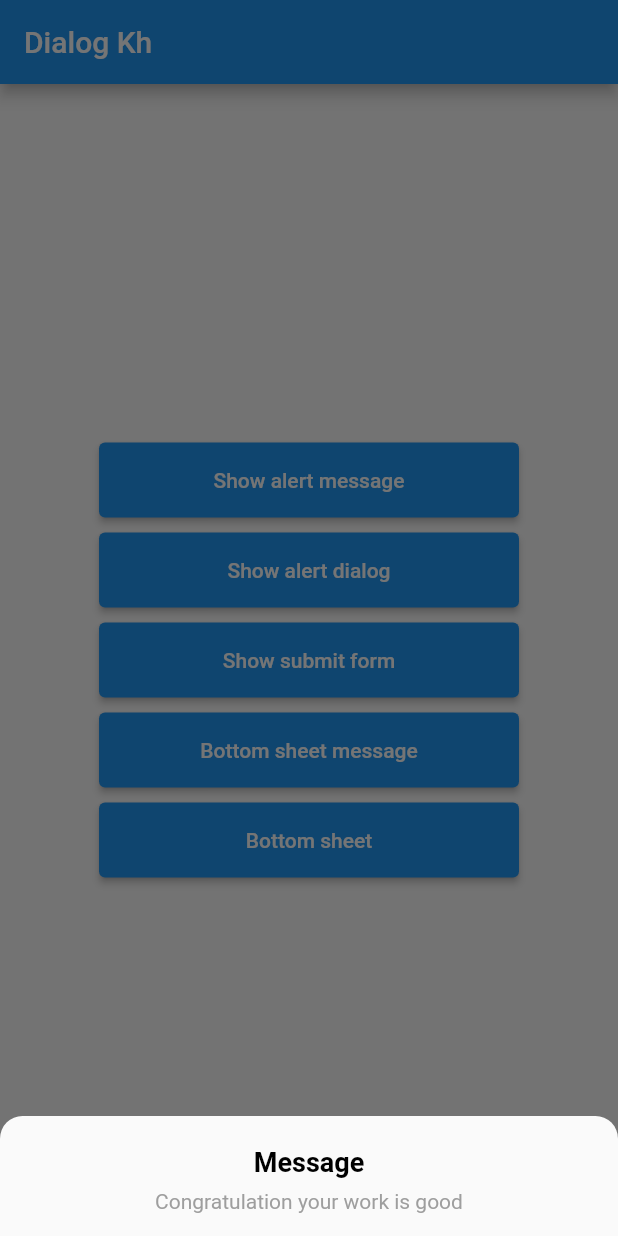
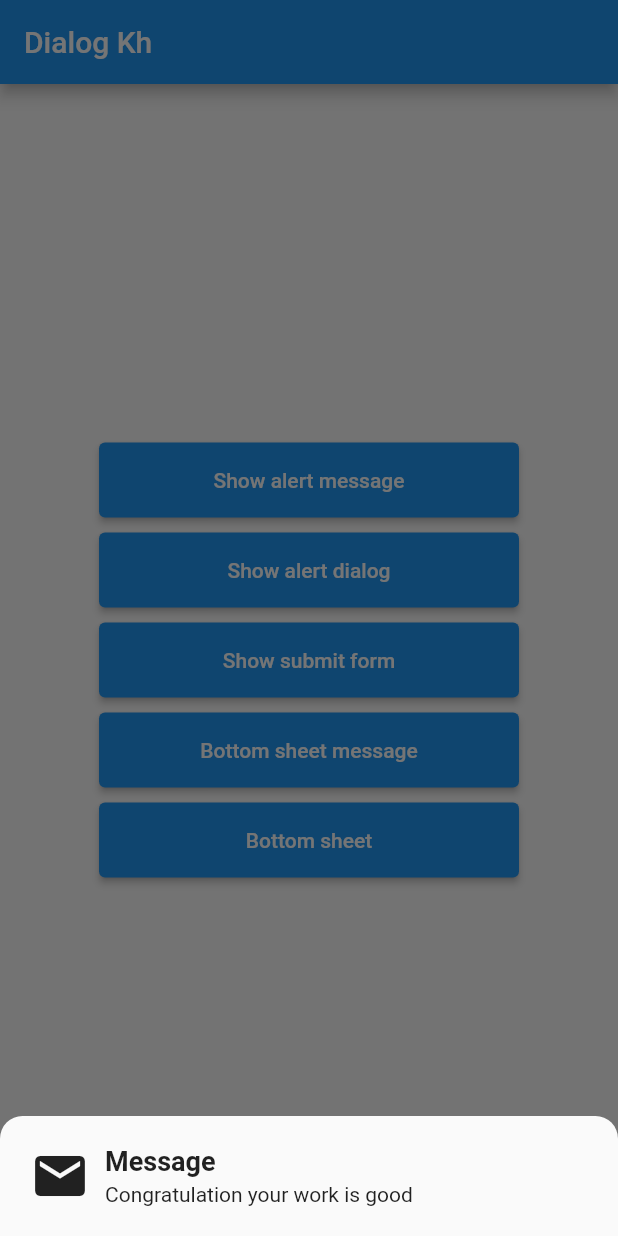
Before and after one commit to vanndev/dialog_kh, a Flutter app: the screen it shows after launch, after a tap on "Bottom sheet message", on a phone screen of 412 x 824 dp. Run offline on Flutter 3.47's test engine with Material 2 defaults, Android fonts, the phone set to English and light mode, and no system bars; missing offline and left inert: art_buttons_kh.

Commit message:
update read me

```diff
--- a/example/lib/main.dart
+++ b/example/lib/main.dart
@@ -137,12 +137,12 @@ class _MyHomePageState extends State<MyHomePage> {
               child: ElevatedButton(
                 child: const Text('Bottom sheet message'),
                 onPressed: () {
-                  DialogKh.bottomSheetKh(
+                  DialogKh.messageKh(
                     context: context,
-                    height: 80,
                     radius: 15,
                     title: "Message",
                     description: "Congratulation your work is good",
+                    leading: const Icon(Icons.email, size: 40),
                   );
                 },
               ),
--- a/lib/dialog_kh.dart
+++ b/lib/dialog_kh.dart
@@ -159,6 +159,57 @@ class DialogKh {
     });
   }
 
+  static Future<dynamic> messageKh({
+    required BuildContext context,
+    double? radius,
+    String? title,
+    Color? titleColor,
+    String? description,
+    Color? descColor,
+    String? fontFamily,
+    Widget? leading,
+    Widget? trailing,
+  }) async {
+    showModalBottomSheet(
+      context: context,
+      shape: RoundedRectangleBorder(
+        borderRadius: BorderRadius.only(
+          topRight: Radius.circular(radius ?? 20),
+          topLeft: Radius.circular(radius ?? 20),
+        ),
+      ),
+      builder: (context) {
+        return Container(
+          height: 80,
+          padding: const EdgeInsets.symmetric(horizontal: 20),
+          child: Row(
+            children: [
+              leading ?? Container(),
+              const SizedBox(width: 10),
+              Column(
+                mainAxisAlignment: MainAxisAlignment.center,
+                crossAxisAlignment: CrossAxisAlignment.start,
+                children: [
+                  Text(
+                    title ?? 'Success',
+                    style: TextStyle(fontSize: 18, fontWeight: FontWeight.w600, color: titleColor, fontFamily: fontFamily),
+                  ),
+                  const SizedBox(height: 4),
+                  Text(
+                    description ?? 'Your request successfully',
+                    style: TextStyle(fontSize: 14, fontWeight: FontWeight.w400, color: descColor, fontFamily: fontFamily),
+                  ),
+                ],
+              ),
+              const SizedBox(width: 10),
+              trailing ?? Container(),
+            ],
+          ),
+        );
+      },
+    );
+  }
+
   static Future<dynamic> bottomSheetKh({
     required BuildContext context,
     double? height,
@@ -188,25 +239,9 @@ class DialogKh {
         ),
       ),
       builder: (context) {
-        return Container(
-          height: height ?? 70.00,
-          padding: (height ?? 0) < 70 ? const EdgeInsets.symmetric(horizontal: 20) : null,
-          child: (height ?? 0) < 70
-              ? Column(
-                  mainAxisAlignment: MainAxisAlignment.center,
-                  crossAxisAlignment: CrossAxisAlignment.start,
-                  children: [
-                    Text(
-                      title ?? 'Success',
-                      style: TextStyle(fontSize: 18, fontWeight: FontWeight.w600, color: titleColor),
-                    ),
-                    Text(
-                      description ?? 'Your request successfully',
-                      style: TextStyle(fontSize: 14, fontWeight: FontWeight.w400, color: descColor),
-                    ),
-                  ],
-                )
-              : ListView(
+        return SizedBox(
+          height: height ?? 280.00,
+          child: ListView(
             padding: const EdgeInsets.symmetric(horizontal: 20),
             children: [
               header ?? Container(),
--- a/pubspec.yaml
+++ b/pubspec.yaml
@@ -1,7 +1,8 @@
 name: dialog_kh
 description: A Flutter library to help you create animated, simple, style, custom dialogs in your app.
 version: 0.0.1
-homepage:
+homepage: https://github.com/chhumsovann/dialog_kh
+repository: https://github.com/chhumsovann/dialog_kh.git
 
 environment:
   sdk: '>=2.19.2 <3.0.0'
```
Also changed, not shown: img/alert_dialog_01.jpg (added), img/alert_dialog_02.jpg (added), img/alert_message.jpg (added), img/bottom_sheet.jpg (added), img/show_message.jpg (added), 2 other files. Lines whose indentation alone changed are shown as unchanged.
